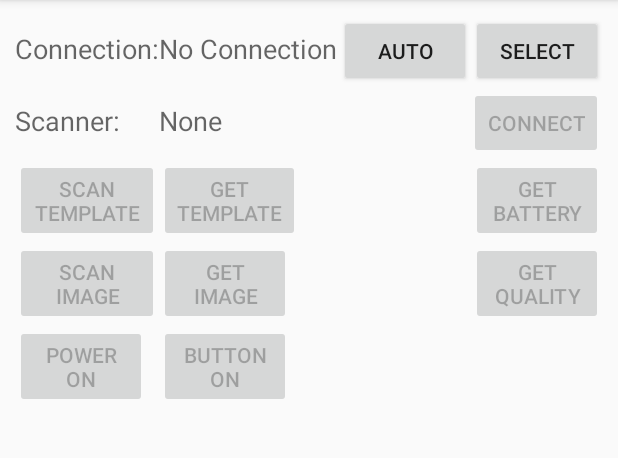
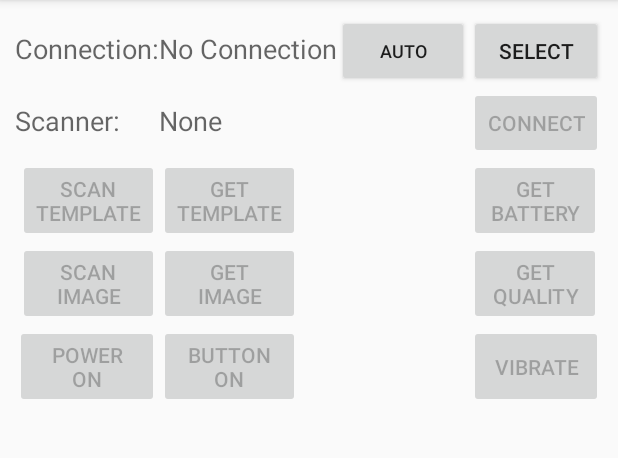
Before and after one commit to Samad-Simprints/Vero-Firmware, an Android app: the screen it shows after launch (MainActivity), on a phone screen of 412 x 824 dp, the part 84-542 px from its top. Run offline under Robolectric (Android 15) with nearby library versions, the phone set to English and light mode, and no system bars.

Commit message:
Vibrate, via setUI call, added. Allow for second named BT connection for now.
git-svn-id: http://svn:8000/svn/INDEX/trunk@59 71e9ff3b-2aa0-ee42-b4dd-db5a0b4f3664

```diff
--- a/sw/ForeTaste/app/src/main/res/layout/activity_main.xml
+++ b/sw/ForeTaste/app/src/main/res/layout/activity_main.xml
@@ -35,9 +35,12 @@
         android:layout_height="wrap_content"
         android:text="Select"
         android:id="@+id/connectBtn"
+        android:onClick="selectConnection"
+        android:layout_alignParentTop="true"
         android:layout_alignParentRight="true"
         android:layout_alignParentEnd="true"
-        android:onClick="selectConnection"/>
+        android:layout_alignLeft="@+id/scannerBtn"
+        android:layout_alignStart="@+id/scannerBtn"/>
 
     <Button
         android:layout_width="wrap_content"
@@ -45,7 +48,8 @@
         android:text="Auto"
         android:id="@+id/connectAutoBtn"
         android:onClick="selectAutoConnection"
-        android:layout_alignBottom="@+id/connectBtn"
+        android:textSize="12sp"
+        android:layout_alignParentTop="true"
         android:layout_toLeftOf="@+id/connectBtn"
         android:layout_toStartOf="@+id/connectBtn"/>
 
@@ -76,11 +80,11 @@
         android:layout_height="wrap_content"
         android:text="Connect"
         android:id="@+id/scannerBtn"
+        android:onClick="connectScanner"
+        android:enabled="false"
         android:layout_below="@+id/connectBtn"
         android:layout_alignParentRight="true"
-        android:layout_alignParentEnd="true"
-        android:onClick="connectScanner"
-        android:enabled="false"/>
+        android:layout_alignParentEnd="true"/>
 
     <Button
         android:layout_width="wrap_content"
@@ -90,10 +94,8 @@
         android:onClick="scanTemplate"
         android:enabled="false"
         android:layout_below="@+id/scannerBtn"
-        android:layout_alignParentLeft="true"
-        android:layout_alignParentStart="true"
-        android:layout_alignRight="@+id/connectLabel"
-        android:layout_alignEnd="@+id/connectLabel"/>
+        android:layout_toLeftOf="@+id/scannerName"
+        android:layout_toStartOf="@+id/scannerName"/>
 
     <TextView
         android:layout_width="fill_parent"
@@ -123,11 +125,10 @@
         android:onClick="scanImage"
         android:enabled="false"
         android:layout_below="@+id/scanTemplateBtn"
-        android:layout_alignRight="@+id/scanTemplateBtn"
-        android:layout_alignEnd="@+id/scanTemplateBtn"
-        android:layout_alignParentEnd="false"
-        android:layout_alignParentStart="true"
-        android:layout_toEndOf="@id/scanTemplateBtn"/>
+        android:layout_alignLeft="@+id/scanTemplateBtn"
+        android:layout_alignStart="@+id/scanTemplateBtn"
+        android:layout_toLeftOf="@+id/getTemplateBtn"
+        android:layout_toStartOf="@+id/getTemplateBtn"/>
 
     <Button
         android:layout_width="wrap_content"
@@ -149,7 +150,9 @@
         android:enabled="false"
         android:layout_below="@+id/scanImageBtn"
         android:layout_alignParentLeft="true"
-        android:layout_alignParentStart="true"/>
+        android:layout_alignParentStart="true"
+        android:layout_alignRight="@+id/scanImageBtn"
+        android:layout_alignEnd="@+id/scanImageBtn"/>
 
     <Button
         android:layout_width="wrap_content"
@@ -171,7 +174,8 @@
         android:enabled="false"
         android:layout_above="@+id/buttonBtn"
         android:layout_toRightOf="@+id/scanImageBtn"
-        android:layout_toEndOf="@+id/scanImageBtn"/>
+        android:layout_alignRight="@+id/getTemplateBtn"
+        android:layout_alignEnd="@+id/getTemplateBtn"/>
 
     <Button
         android:layout_width="wrap_content"
@@ -182,6 +186,21 @@
         android:enabled="false"
         android:layout_alignTop="@+id/powerBtn"
         android:layout_toRightOf="@+id/scanImageBtn"
-        android:layout_toEndOf="@+id/scanImageBtn"/>
+        android:layout_alignRight="@+id/getImageBtn"
+        android:layout_alignEnd="@+id/getImageBtn"/>
+
+    <Button
+        android:layout_width="wrap_content"
+        android:layout_height="wrap_content"
+        android:text="Vibrate"
+        android:id="@+id/vibrateBtn"
+        android:onClick="vibrate"
+        android:enabled="false"
+        android:layout_below="@+id/qualityBtn"
+        android:layout_alignParentRight="true"
+        android:layout_alignParentEnd="true"
+        android:layout_alignLeft="@+id/qualityBtn"
+        android:layout_alignStart="@+id/qualityBtn"
+        android:layout_above="@+id/templateTxt"/>
 
 </RelativeLayout>
--- a/sw/ForeTaste/com.simprints.scanner.library/src/main/java/com/simprints/scanner/library/BtConnection.java
+++ b/sw/ForeTaste/com.simprints.scanner.library/src/main/java/com/simprints/scanner/library/BtConnection.java
@@ -67,8 +67,10 @@ public class BtConnection extends Connection
         Log.v(TAG,"BT devices found");
         for (BluetoothDevice device: bluetoothDevices)
         {
-          Log.v(TAG,device.getName() + " " + device.getAddress());
-          if (device.getName().equals("Adafruit EZ-Link 048b"))
+          String devName = device.getName();
+          Log.v(TAG,devName + " " + device.getAddress());
+          if ((btScanner==null) &&
+            (devName.equals("Adafruit EZ-Link 048b") || devName.equals("Index Scanner")))
           {
             btScanner = device;
           }
```
Also changed, not shown: sw/ForeTaste/app/src/main/java/uk/co/fentechnology/derek/foretaste/MainActivity.java (+20 -0 lines), sw/ForeTaste/com.simprints.scanner.library/src/main/java/com/simprints/scanner/library/Connector.java (+5 -3 lines), sw/ForeTaste/com.simprints.scanner.library/src/main/java/com/simprints/scanner/library/Scanner.java (+14 -6 lines).
